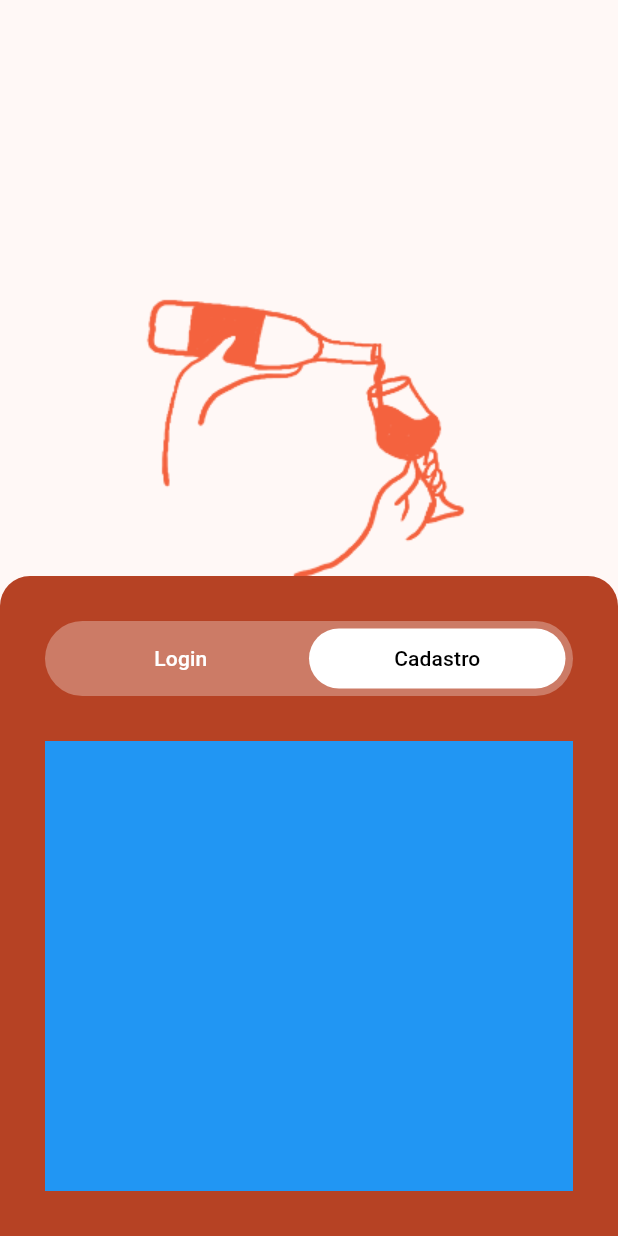
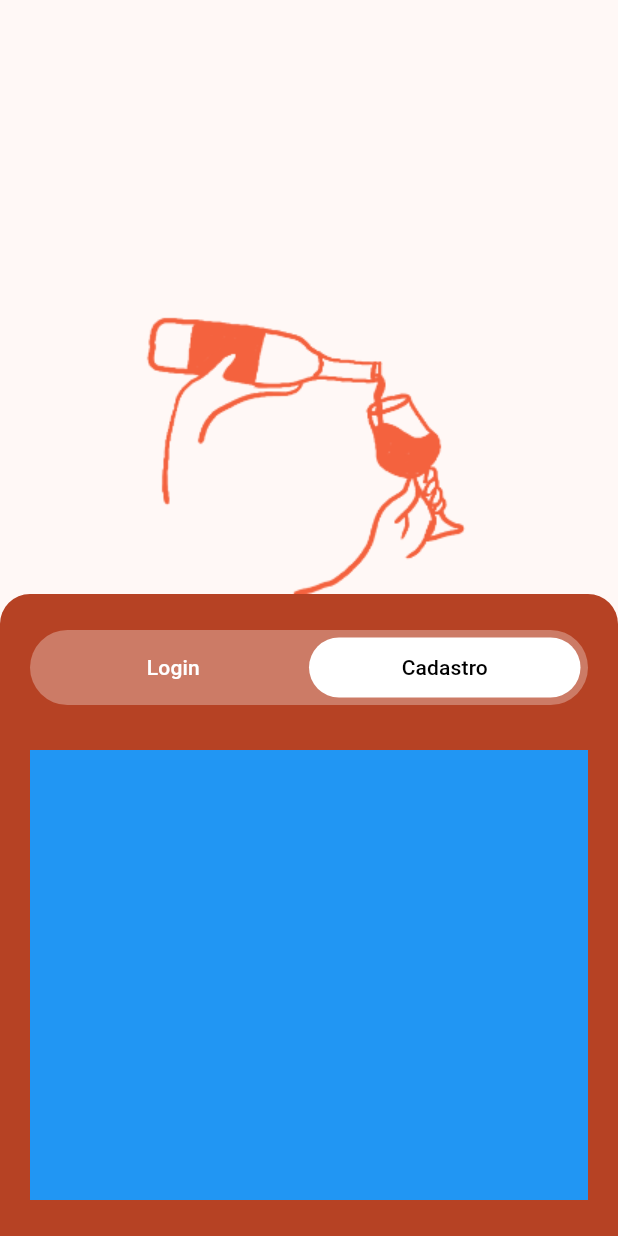
Before and after one commit to ceduardolima/sommelier, a Flutter app: the screen it shows after launch, after a tap on "Cadastro", on a phone screen of 412 x 824 dp. Run offline on Flutter 3.47's test engine with Material 3 defaults, Android fonts, the phone set to English and light mode, and no system bars; drawn by our look-alikes of flutter_form_builder; our stand-ins replace form_builder_validators, go_router.

Commit message:
create default dimens

```diff
--- /dev/null
+++ b/lib/ui/core/themes/dimens.dart
@@ -0,0 +1,64 @@
+import 'package:flutter/material.dart';
+
+abstract final class Dimens {
+  const Dimens();
+
+  /// General small dimension
+  static const small = 8;
+
+  /// General middle dimension
+  static const middle = 16;
+
+  /// General large dimension
+  static const large = 24;
+
+  /// General huge dimension
+  static const huge = 32;
+
+  /// General horizontal padding used to separate UI items
+  static const paddingHorizontal = 20.0;
+
+  /// General vertical padding used to separate UI items
+  static const paddingVertical = 24.0;
+
+  /// Horizontal padding for screen edges
+  double get paddingScreenHorizontal;
+
+  /// Vertical padding for screen edges
+  double get paddingScreenVertical;
+
+  double get profilePictureSize;
+
+  /// Horizontal symmetric padding for screen edges
+  EdgeInsets get edgeInsetsScreenHorizontal =>
+      EdgeInsets.symmetric(horizontal: paddingScreenHorizontal);
+
+  /// Symmetric padding for screen edges
+  EdgeInsets get edgeInsetsScreenSymmetric => EdgeInsets.symmetric(
+    horizontal: paddingScreenHorizontal,
+    vertical: paddingScreenVertical,
+  );
+
+  static const Dimens mobile = _DimensMobile();
+
+  /// Get dimensions definition based on screen size
+  factory Dimens.of(BuildContext context) => switch (MediaQuery.sizeOf(
+    context,
+  ).width) {
+    _ => mobile,
+  };
+}
+
+/// Mobile dimensions
+final class _DimensMobile extends Dimens {
+  @override
+  final double paddingScreenHorizontal = Dimens.paddingHorizontal;
+
+  @override
+  final double paddingScreenVertical = Dimens.paddingVertical;
+
+  @override
+  final double profilePictureSize = 64.0;
+
+  const _DimensMobile();
+}
--- a/lib/ui/login/widgets/login_screen.dart
+++ b/lib/ui/login/widgets/login_screen.dart
@@ -1,7 +1,9 @@
 import 'package:flutter/material.dart';
 import 'package:flutter_form_builder/flutter_form_builder.dart';
 import 'package:sommelier/ui/core/static/assets.dart';
+import 'package:sommelier/ui/core/themes/dimens.dart';
 import 'package:sommelier/ui/core/ui/widgets/bottom_sheet_container.dart';
+import 'package:sommelier/ui/login/widgets/email_input.dart';
 import 'package:sommelier/ui/login/widgets/login_switcher.dart';
 import 'package:sommelier/ui/login/widgets/password_input.dart';
 
@@ -17,7 +19,7 @@ class LoginScreen extends StatelessWidget {
             minHeight: MediaQuery.sizeOf(context).height,
           ),
           child: Padding(
-            padding: EdgeInsets.only(top: 20.0),
+            padding: EdgeInsets.only(top: Dimens.paddingVertical),
             child: Column(
               crossAxisAlignment: CrossAxisAlignment.stretch,
               mainAxisAlignment: MainAxisAlignment.end,
@@ -62,7 +64,7 @@ class __LoginBottomSheetState extends State<_LoginBottomSheet> {
   @override
   Widget build(BuildContext context) {
     return BottomSheetContainer(
-      padding: EdgeInsets.all(30),
+      padding: Dimens.of(context).edgeInsetsScreenSymmetric,
       child: FormBuilder(
         key: _formKey,
         child: Column(
@@ -77,7 +79,7 @@ class __LoginBottomSheetState extends State<_LoginBottomSheet> {
                 physics: NeverScrollableScrollPhysics(),
                 children: [
                   Column(
-                    spacing: 16,
+                    spacing: Dimens.middle.toDouble(),
                     children: [
                       EmailInput(name: "username"),
                       PasswordInput(name: "password"),
```
